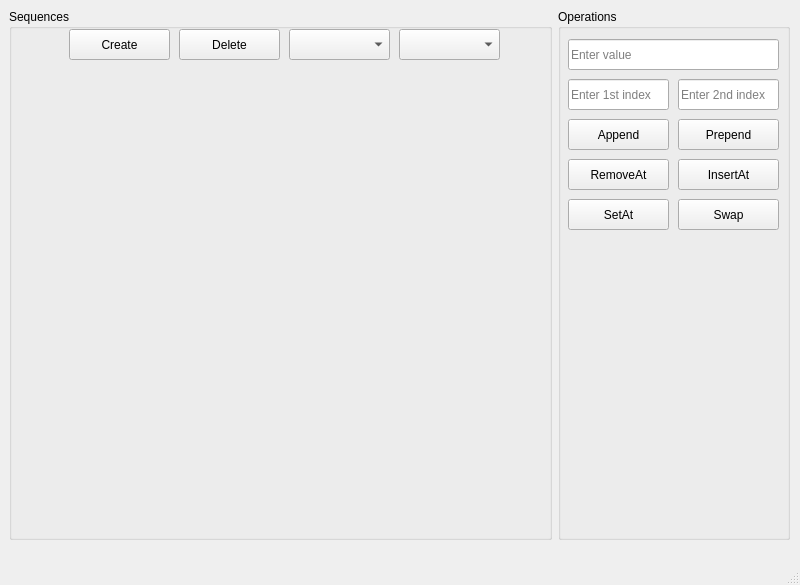
purpeel/lab2_sequence, file src/ui/mainwindow.ui: the form before one commit.
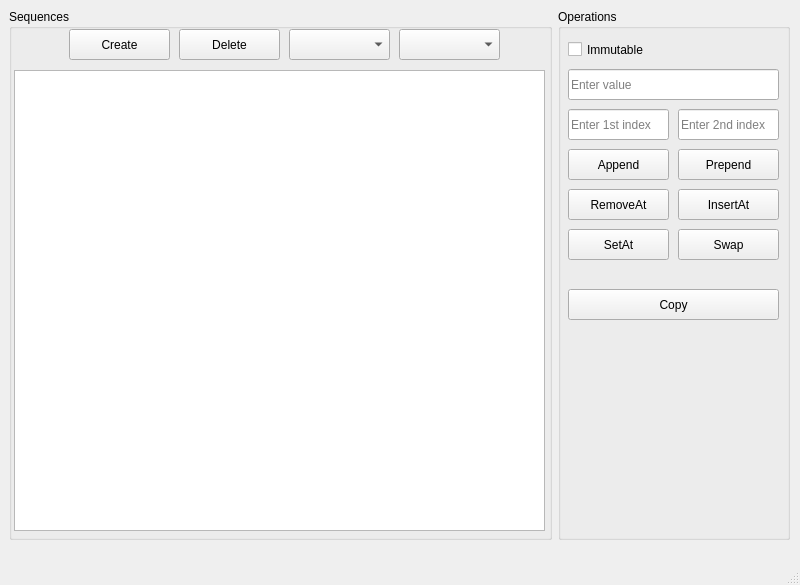
The form after the commit.

Diff of the .ui file:
```diff
--- a/src/ui/mainwindow.ui
+++ b/src/ui/mainwindow.ui
@@ -113,6 +113,16 @@
          </property>
         </item>
        </widget>
+       <widget class="QListWidget" name="seqList">
+        <property name="geometry">
+         <rect>
+          <x>5</x>
+          <y>61</y>
+          <width>531</width>
+          <height>461</height>
+         </rect>
+        </property>
+       </widget>
       </widget>
      </item>
      <item>
@@ -124,7 +134,7 @@
         <property name="geometry">
          <rect>
           <x>10</x>
-          <y>110</y>
+          <y>140</y>
           <width>101</width>
           <height>31</height>
          </rect>
@@ -137,7 +147,7 @@
         <property name="geometry">
          <rect>
           <x>120</x>
-          <y>110</y>
+          <y>140</y>
           <width>101</width>
           <height>31</height>
          </rect>
@@ -150,7 +160,7 @@
         <property name="geometry">
          <rect>
           <x>120</x>
-          <y>150</y>
+          <y>180</y>
           <width>101</width>
           <height>31</height>
          </rect>
@@ -163,7 +173,7 @@
         <property name="geometry">
          <rect>
           <x>10</x>
-          <y>150</y>
+          <y>180</y>
           <width>101</width>
           <height>31</height>
          </rect>
@@ -176,7 +186,7 @@
         <property name="geometry">
          <rect>
           <x>10</x>
-          <y>190</y>
+          <y>220</y>
           <width>101</width>
           <height>31</height>
          </rect>
@@ -189,7 +199,7 @@
         <property name="geometry">
          <rect>
           <x>10</x>
-          <y>30</y>
+          <y>60</y>
           <width>211</width>
           <height>31</height>
          </rect>
@@ -202,7 +212,7 @@
         <property name="geometry">
          <rect>
           <x>10</x>
-          <y>70</y>
+          <y>100</y>
           <width>101</width>
           <height>31</height>
          </rect>
@@ -215,7 +225,7 @@
         <property name="geometry">
          <rect>
           <x>120</x>
-          <y>70</y>
+          <y>100</y>
           <width>101</width>
           <height>31</height>
          </rect>
@@ -228,7 +238,7 @@
         <property name="geometry">
          <rect>
           <x>120</x>
-          <y>190</y>
+          <y>220</y>
           <width>101</width>
           <height>31</height>
          </rect>
@@ -237,6 +247,32 @@
          <string>Swap</string>
         </property>
        </widget>
+       <widget class="QCheckBox" name="isImmutable">
+        <property name="geometry">
+         <rect>
+          <x>10</x>
+          <y>30</y>
+          <width>85</width>
+          <height>21</height>
+         </rect>
+        </property>
+        <property name="text">
+         <string>Immutable</string>
+        </property>
+       </widget>
+       <widget class="QPushButton" name="copyBtn">
+        <property name="geometry">
+         <rect>
+          <x>10</x>
+          <y>280</y>
+          <width>211</width>
+          <height>31</height>
+         </rect>
+        </property>
+        <property name="text">
+         <string>Copy</string>
+        </property>
+       </widget>
       </widget>
      </item>
     </layout>
```
